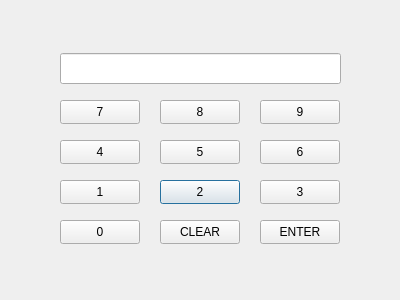
Before: the Qt Designer form frontend/pinuiDLL/pinui.ui in rronkkeli/pankkiprojekti, drawn with Qt 5.
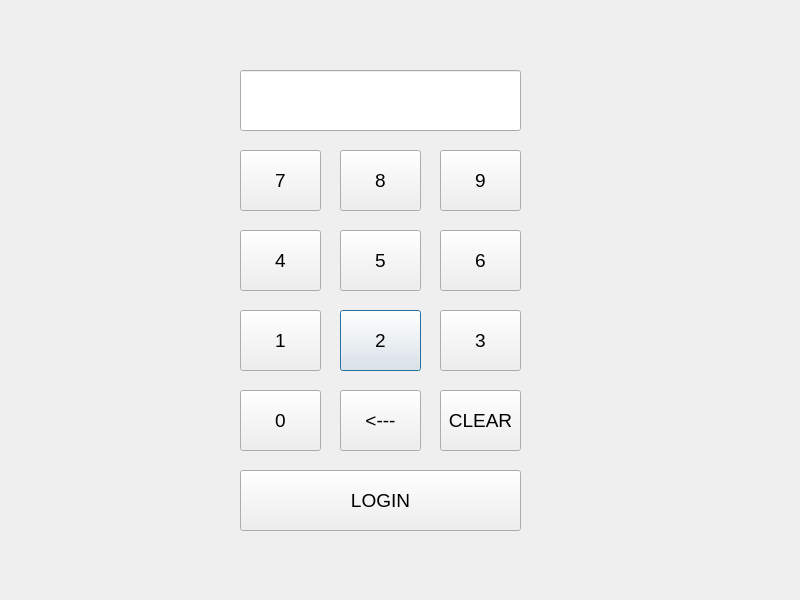
After: the same form once the commit is applied.

What changed in the file:
```diff
--- a/frontend/pinuiDLL/pinui.ui
+++ b/frontend/pinuiDLL/pinui.ui
@@ -6,8 +6,8 @@
    <rect>
     <x>0</x>
     <y>0</y>
-    <width>400</width>
-    <height>300</height>
+    <width>800</width>
+    <height>600</height>
    </rect>
   </property>
   <property name="windowTitle">
@@ -16,12 +16,17 @@
   <widget class="QPushButton" name="btnPin2">
    <property name="geometry">
     <rect>
-     <x>160</x>
-     <y>180</y>
-     <width>80</width>
-     <height>24</height>
+     <x>340</x>
+     <y>310</y>
+     <width>81</width>
+     <height>61</height>
     </rect>
    </property>
+   <property name="font">
+    <font>
+     <pointsize>14</pointsize>
+    </font>
+   </property>
    <property name="text">
     <string>2</string>
    </property>
@@ -29,12 +34,17 @@
   <widget class="QPushButton" name="btnPin7">
    <property name="geometry">
     <rect>
-     <x>60</x>
-     <y>100</y>
-     <width>80</width>
-     <height>24</height>
+     <x>240</x>
+     <y>150</y>
+     <width>81</width>
+     <height>61</height>
     </rect>
    </property>
+   <property name="font">
+    <font>
+     <pointsize>14</pointsize>
+    </font>
+   </property>
    <property name="text">
     <string>7</string>
    </property>
@@ -42,12 +52,17 @@
   <widget class="QPushButton" name="btnPin8">
    <property name="geometry">
     <rect>
-     <x>160</x>
-     <y>100</y>
-     <width>80</width>
-     <height>24</height>
+     <x>340</x>
+     <y>150</y>
+     <width>81</width>
+     <height>61</height>
     </rect>
    </property>
+   <property name="font">
+    <font>
+     <pointsize>14</pointsize>
+    </font>
+   </property>
    <property name="text">
     <string>8</string>
    </property>
@@ -55,25 +70,35 @@
   <widget class="QPushButton" name="btnPinEnter">
    <property name="geometry">
     <rect>
-     <x>260</x>
-     <y>220</y>
-     <width>80</width>
-     <height>24</height>
+     <x>240</x>
+     <y>470</y>
+     <width>281</width>
+     <height>61</height>
     </rect>
    </property>
+   <property name="font">
+    <font>
+     <pointsize>14</pointsize>
+    </font>
+   </property>
    <property name="text">
-    <string>ENTER</string>
+    <string>LOGIN</string>
    </property>
   </widget>
   <widget class="QPushButton" name="btnPin1">
    <property name="geometry">
     <rect>
-     <x>60</x>
-     <y>180</y>
-     <width>80</width>
-     <height>24</height>
+     <x>240</x>
+     <y>310</y>
+     <width>81</width>
+     <height>61</height>
     </rect>
    </property>
+   <property name="font">
+    <font>
+     <pointsize>14</pointsize>
+    </font>
+   </property>
    <property name="text">
     <string>1</string>
    </property>
@@ -81,12 +106,17 @@
   <widget class="QPushButton" name="btnPin6">
    <property name="geometry">
     <rect>
-     <x>260</x>
-     <y>140</y>
-     <width>80</width>
-     <height>24</height>
+     <x>440</x>
+     <y>230</y>
+     <width>81</width>
+     <height>61</height>
     </rect>
    </property>
+   <property name="font">
+    <font>
+     <pointsize>14</pointsize>
+    </font>
+   </property>
    <property name="text">
     <string>6</string>
    </property>
@@ -94,12 +124,17 @@
   <widget class="QPushButton" name="btnPin9">
    <property name="geometry">
     <rect>
-     <x>260</x>
-     <y>100</y>
-     <width>80</width>
-     <height>24</height>
+     <x>440</x>
+     <y>150</y>
+     <width>81</width>
+     <height>61</height>
     </rect>
    </property>
+   <property name="font">
+    <font>
+     <pointsize>14</pointsize>
+    </font>
+   </property>
    <property name="text">
     <string>9</string>
    </property>
@@ -107,12 +142,17 @@
   <widget class="QPushButton" name="btnPin5">
    <property name="geometry">
     <rect>
-     <x>160</x>
-     <y>140</y>
-     <width>80</width>
-     <height>24</height>
+     <x>340</x>
+     <y>230</y>
+     <width>81</width>
+     <height>61</height>
     </rect>
    </property>
+   <property name="font">
+    <font>
+     <pointsize>14</pointsize>
+    </font>
+   </property>
    <property name="text">
     <string>5</string>
    </property>
@@ -120,22 +160,32 @@
   <widget class="QLineEdit" name="pinLineEdit">
    <property name="geometry">
     <rect>
-     <x>60</x>
-     <y>53</y>
+     <x>240</x>
+     <y>70</y>
      <width>281</width>
-     <height>31</height>
+     <height>61</height>
     </rect>
    </property>
+   <property name="font">
+    <font>
+     <pointsize>14</pointsize>
+    </font>
+   </property>
   </widget>
   <widget class="QPushButton" name="btnPin3">
    <property name="geometry">
     <rect>
-     <x>260</x>
-     <y>180</y>
-     <width>80</width>
-     <height>24</height>
+     <x>440</x>
+     <y>310</y>
+     <width>81</width>
+     <height>61</height>
     </rect>
    </property>
+   <property name="font">
+    <font>
+     <pointsize>14</pointsize>
+    </font>
+   </property>
    <property name="text">
     <string>3</string>
    </property>
@@ -143,12 +193,17 @@
   <widget class="QPushButton" name="btnPinClear">
    <property name="geometry">
     <rect>
-     <x>160</x>
-     <y>220</y>
-     <width>80</width>
-     <height>24</height>
+     <x>440</x>
+     <y>390</y>
+     <width>81</width>
+     <height>61</height>
     </rect>
    </property>
+   <property name="font">
+    <font>
+     <pointsize>14</pointsize>
+    </font>
+   </property>
    <property name="text">
     <string>CLEAR</string>
    </property>
@@ -156,12 +211,17 @@
   <widget class="QPushButton" name="btnPin4">
    <property name="geometry">
     <rect>
-     <x>60</x>
-     <y>140</y>
-     <width>80</width>
-     <height>24</height>
+     <x>240</x>
+     <y>230</y>
+     <width>81</width>
+     <height>61</height>
     </rect>
    </property>
+   <property name="font">
+    <font>
+     <pointsize>14</pointsize>
+    </font>
+   </property>
    <property name="text">
     <string>4</string>
    </property>
@@ -169,16 +229,39 @@
   <widget class="QPushButton" name="btnPin0">
    <property name="geometry">
     <rect>
-     <x>60</x>
-     <y>220</y>
-     <width>80</width>
-     <height>24</height>
+     <x>240</x>
+     <y>390</y>
+     <width>81</width>
+     <height>61</height>
     </rect>
    </property>
+   <property name="font">
+    <font>
+     <pointsize>14</pointsize>
+    </font>
+   </property>
    <property name="text">
     <string>0</string>
    </property>
   </widget>
+  <widget class="QPushButton" name="btnPinBackspace">
+   <property name="geometry">
+    <rect>
+     <x>340</x>
+     <y>390</y>
+     <width>81</width>
+     <height>61</height>
+    </rect>
+   </property>
+   <property name="font">
+    <font>
+     <pointsize>14</pointsize>
+    </font>
+   </property>
+   <property name="text">
+    <string>&lt;---</string>
+   </property>
+  </widget>
  </widget>
  <resources/>
  <connections/>
```
